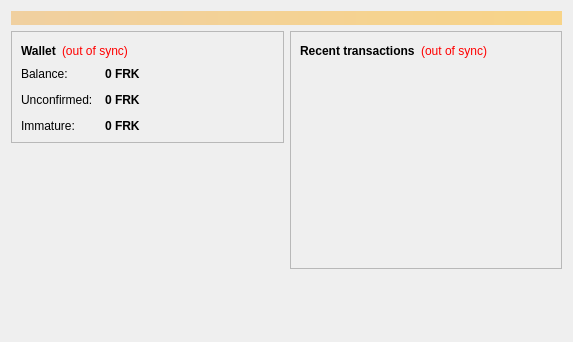
First picture: the form in src/qt/forms/overviewpage.ui, repository xziy/Peershares, before the edit.
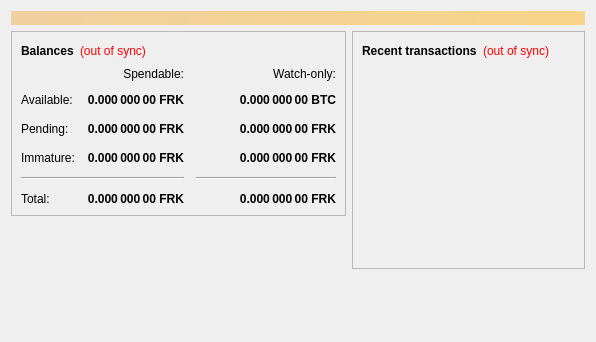
Second picture: the form after the edit.

What changed in the file:
```diff
--- a/src/qt/forms/overviewpage.ui
+++ b/src/qt/forms/overviewpage.ui
@@ -6,7 +6,7 @@
    <rect>
     <x>0</x>
     <y>0</y>
-    <width>573</width>
+    <width>596</width>
     <height>342</height>
    </rect>
   </property>
@@ -54,7 +54,7 @@
                </font>
               </property>
               <property name="text">
-               <string>Wallet</string>
+               <string>Balances</string>
               </property>
              </widget>
             </item>
@@ -75,6 +75,159 @@
              </widget>
             </item>
             <item>
+             <spacer name="horizontalSpacer_3">
+              <property name="orientation">
+               <enum>Qt::Horizontal</enum>
+              </property>
+              <property name="sizeHint" stdset="0">
+               <size>
+                <width>40</width>
+                <height>20</height>
+               </size>
+              </property>
+             </spacer>
+            </item>
+           </layout>
+          </item>
+          <item>
+           <layout class="QGridLayout" name="gridLayout">
+            <property name="spacing">
+             <number>12</number>
+            </property>
+            <item row="2" column="2">
+             <widget class="QLabel" name="labelWatchPending">
+              <property name="font">
+               <font>
+                <weight>75</weight>
+                <bold>true</bold>
+               </font>
+              </property>
+              <property name="cursor">
+               <cursorShape>IBeamCursor</cursorShape>
+              </property>
+              <property name="toolTip">
+               <string>Unconfirmed transactions to watch-only addresses</string>
+              </property>
+              <property name="text">
+               <string notr="true">0.000 000 00 FRK</string>
+              </property>
+              <property name="alignment">
+               <set>Qt::AlignRight|Qt::AlignTrailing|Qt::AlignVCenter</set>
+              </property>
+              <property name="textInteractionFlags">
+               <set>Qt::LinksAccessibleByMouse|Qt::TextSelectableByKeyboard|Qt::TextSelectableByMouse</set>
+              </property>
+             </widget>
+            </item>
+            <item row="2" column="1">
+             <widget class="QLabel" name="labelUnconfirmed">
+              <property name="font">
+               <font>
+                <weight>75</weight>
+                <bold>true</bold>
+               </font>
+              </property>
+              <property name="cursor">
+               <cursorShape>IBeamCursor</cursorShape>
+              </property>
+              <property name="toolTip">
+               <string>Total of transactions that have yet to be confirmed, and do not yet count toward the spendable balance</string>
+              </property>
+              <property name="text">
+               <string notr="true">0.000 000 00 FRK</string>
+              </property>
+              <property name="alignment">
+               <set>Qt::AlignRight|Qt::AlignTrailing|Qt::AlignVCenter</set>
+              </property>
+              <property name="textInteractionFlags">
+               <set>Qt::LinksAccessibleByMouse|Qt::TextSelectableByKeyboard|Qt::TextSelectableByMouse</set>
+              </property>
+             </widget>
+            </item>
+            <item row="3" column="2">
+             <widget class="QLabel" name="labelWatchImmature">
+              <property name="font">
+               <font>
+                <weight>75</weight>
+                <bold>true</bold>
+               </font>
+              </property>
+              <property name="cursor">
+               <cursorShape>IBeamCursor</cursorShape>
+              </property>
+              <property name="toolTip">
+               <string>Mined balance in watch-only addresses that has not yet matured</string>
+              </property>
+              <property name="text">
+               <string notr="true">0.000 000 00 FRK</string>
+              </property>
+              <property name="alignment">
+               <set>Qt::AlignRight|Qt::AlignTrailing|Qt::AlignVCenter</set>
+              </property>
+              <property name="textInteractionFlags">
+               <set>Qt::LinksAccessibleByMouse|Qt::TextSelectableByKeyboard|Qt::TextSelectableByMouse</set>
+              </property>
+             </widget>
+            </item>
+            <item row="4" column="0" colspan="2">
+             <widget class="Line" name="line">
+              <property name="orientation">
+               <enum>Qt::Horizontal</enum>
+              </property>
+             </widget>
+            </item>
+            <item row="4" column="2">
+             <widget class="Line" name="lineWatchBalance">
+              <property name="sizePolicy">
+               <sizepolicy hsizetype="Preferred" vsizetype="Fixed">
+                <horstretch>0</horstretch>
+                <verstretch>0</verstretch>
+               </sizepolicy>
+              </property>
+              <property name="minimumSize">
+               <size>
+                <width>140</width>
+                <height>0</height>
+               </size>
+              </property>
+              <property name="orientation">
+               <enum>Qt::Horizontal</enum>
+              </property>
+             </widget>
+            </item>
+            <item row="5" column="0">
+             <widget class="QLabel" name="labelTotalText">
+              <property name="text">
+               <string>Total:</string>
+              </property>
+             </widget>
+            </item>
+            <item row="3" column="1">
+             <widget class="QLabel" name="labelImmature">
+              <property name="font">
+               <font>
+                <weight>75</weight>
+                <bold>true</bold>
+               </font>
+              </property>
+              <property name="cursor">
+               <cursorShape>IBeamCursor</cursorShape>
+              </property>
+              <property name="toolTip">
+               <string>Mined balance that has not yet matured</string>
+              </property>
+              <property name="text">
+               <string notr="true">0.000 000 00 FRK</string>
+              </property>
+              <property name="alignment">
+               <set>Qt::AlignRight|Qt::AlignTrailing|Qt::AlignVCenter</set>
+              </property>
+              <property name="textInteractionFlags">
+               <set>Qt::LinksAccessibleByMouse|Qt::TextSelectableByKeyboard|Qt::TextSelectableByMouse</set>
+              </property>
+             </widget>
+            </item>
+            <item row="2" column="3">
              <spacer name="horizontalSpacer_2">
               <property name="orientation">
                <enum>Qt::Horizontal</enum>
@@ -87,28 +240,15 @@
               </property>
              </spacer>
             </item>
-           </layout>
-          </item>
-          <item>
-           <layout class="QFormLayout" name="formLayout_2">
-            <property name="fieldGrowthPolicy">
-             <enum>QFormLayout::AllNonFixedFieldsGrow</enum>
-            </property>
-            <property name="horizontalSpacing">
-             <number>12</number>
-            </property>
-            <property name="verticalSpacing">
-             <number>12</number>
-            </property>
-            <item row="0" column="0">
-             <widget class="QLabel" name="label">
+            <item row="3" column="0">
+             <widget class="QLabel" name="labelImmatureText">
               <property name="text">
-               <string>Balance:</string>
+               <string>Immature:</string>
               </property>
              </widget>
             </item>
-            <item row="0" column="1">
-             <widget class="QLabel" name="labelBalance">
+            <item row="5" column="1">
+             <widget class="QLabel" name="labelTotal">
               <property name="font">
                <font>
                 <weight>75</weight>
@@ -122,22 +262,60 @@
                <string>Your current balance</string>
               </property>
               <property name="text">
-               <string notr="true">0 FRK</string>
+               <string notr="true">0.000 000 00 FRK</string>
               </property>
+              <property name="alignment">
+               <set>Qt::AlignRight|Qt::AlignTrailing|Qt::AlignVCenter</set>
+              </property>
               <property name="textInteractionFlags">
                <set>Qt::LinksAccessibleByMouse|Qt::TextSelectableByKeyboard|Qt::TextSelectableByMouse</set>
               </property>
              </widget>
             </item>
+            <item row="5" column="2">
+             <widget class="QLabel" name="labelWatchTotal">
+              <property name="font">
+               <font>
+                <weight>75</weight>
+                <bold>true</bold>
+               </font>
+              </property>
+              <property name="cursor">
+               <cursorShape>IBeamCursor</cursorShape>
+              </property>
+              <property name="toolTip">
+               <string>Current total balance in watch-only addresses</string>
+              </property>
+              <property name="text">
+               <string notr="true">0.000 000 00 FRK</string>
+              </property>
+              <property name="alignment">
+               <set>Qt::AlignRight|Qt::AlignTrailing|Qt::AlignVCenter</set>
+              </property>
+              <property name="textInteractionFlags">
+               <set>Qt::LinksAccessibleByMouse|Qt::TextSelectableByKeyboard|Qt::TextSelectableByMouse</set>
+              </property>
+             </widget>
+            </item>
+            <item row="0" column="2">
+             <widget class="QLabel" name="labelWatchonly">
+              <property name="text">
+               <string>Watch-only:</string>
+              </property>
+              <property name="alignment">
+               <set>Qt::AlignRight|Qt::AlignTrailing|Qt::AlignVCenter</set>
+              </property>
+             </widget>
+            </item>
             <item row="1" column="0">
-             <widget class="QLabel" name="label_3">
+             <widget class="QLabel" name="labelBalanceText">
               <property name="text">
-               <string>Unconfirmed:</string>
+               <string>Available:</string>
               </property>
              </widget>
             </item>
             <item row="1" column="1">
-             <widget class="QLabel" name="labelUnconfirmed">
+             <widget class="QLabel" name="labelBalance">
               <property name="font">
                <font>
                 <weight>75</weight>
@@ -151,7 +329,35 @@
                <string>Total of transactions that have yet to be confirmed, and do not yet count toward the current balance</string>
               </property>
               <property name="text">
-               <string notr="true">0 FRK</string>
+               <string notr="true">0.000 000 00 FRK</string>
+              </property>
+              <property name="alignment">
+               <set>Qt::AlignRight|Qt::AlignTrailing|Qt::AlignVCenter</set>
+              </property>
+              <property name="textInteractionFlags">
+               <set>Qt::LinksAccessibleByMouse|Qt::TextSelectableByKeyboard|Qt::TextSelectableByMouse</set>
+              </property>
+             </widget>
+            </item>
+            <item row="1" column="2">
+             <widget class="QLabel" name="labelWatchAvailable">
+              <property name="font">
+               <font>
+                <weight>75</weight>
+                <bold>true</bold>
+               </font>
+              </property>
+              <property name="cursor">
+               <cursorShape>IBeamCursor</cursorShape>
+              </property>
+              <property name="toolTip">
+               <string>Your current balance in watch-only addresses</string>
+              </property>
+              <property name="text">
+               <string notr="true">0.000 000 00 BTC</string>
+              </property>
+              <property name="alignment">
+               <set>Qt::AlignRight|Qt::AlignTrailing|Qt::AlignVCenter</set>
               </property>
               <property name="textInteractionFlags">
                <set>Qt::LinksAccessibleByMouse|Qt::TextSelectableByKeyboard|Qt::TextSelectableByMouse</set>
@@ -159,28 +365,19 @@
              </widget>
             </item>
             <item row="2" column="0">
-             <widget class="QLabel" name="labelImmatureText">
+             <widget class="QLabel" name="labelPendingText">
               <property name="text">
-               <string>Immature:</string>
+               <string>Pending:</string>
               </property>
              </widget>
             </item>
-            <item row="2" column="1">
-             <widget class="QLabel" name="labelImmature">
-              <property name="font">
-               <font>
-                <weight>75</weight>
-                <bold>true</bold>
-               </font>
-              </property>
-              <property name="toolTip">
-               <string>Mined balance that has not yet matured</string>
-              </property>
+            <item row="0" column="1">
+             <widget class="QLabel" name="labelSpendable">
               <property name="text">
-               <string notr="true">0 FRK</string>
+               <string>Spendable:</string>
               </property>
-              <property name="textInteractionFlags">
-               <set>Qt::LinksAccessibleByMouse|Qt::TextSelectableByKeyboard|Qt::TextSelectableByMouse</set>
+              <property name="alignment">
+               <set>Qt::AlignRight|Qt::AlignTrailing|Qt::AlignVCenter</set>
               </property>
              </widget>
             </item>
@@ -219,8 +416,14 @@
            <layout class="QHBoxLayout" name="horizontalLayout_2">
             <item>
              <widget class="QLabel" name="label_4">
+              <property name="font">
+               <font>
+                <weight>75</weight>
+                <bold>true</bold>
+               </font>
+              </property>
               <property name="text">
-               <string>&lt;b&gt;Recent transactions&lt;/b&gt;</string>
+               <string>Recent transactions</string>
               </property>
              </widget>
             </item>
```
Left out of the diff: 10 changed lines with no effect on the pictures.
